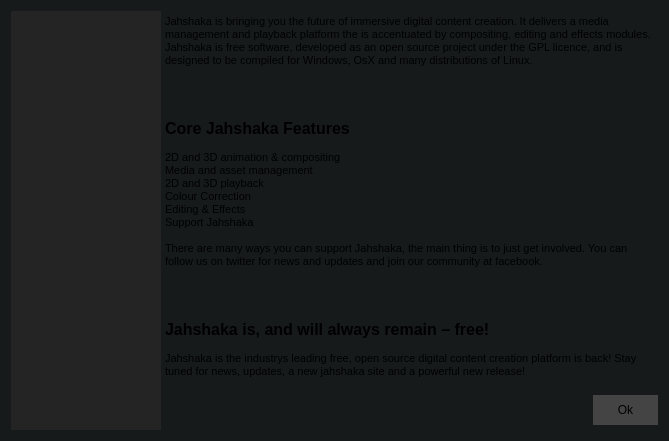
Above: src/dialogs/aboutdialog.ui from jahshaka/Studio before the change. Below: the same form after it.
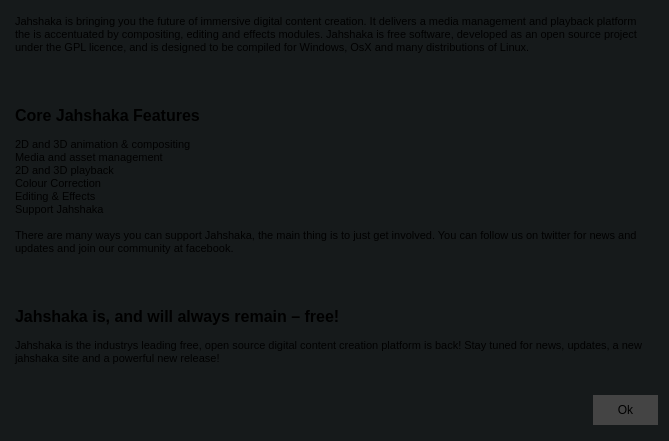
That is the form after the change. Icons and pictures are not drawn.

Patch:
```diff
--- a/src/dialogs/aboutdialog.ui
+++ b/src/dialogs/aboutdialog.ui
@@ -52,57 +52,6 @@
     <number>0</number>
    </property>
    <item row="0" column="0">
-    <widget class="QWidget" name="widget_3" native="true">
-     <property name="sizePolicy">
-      <sizepolicy hsizetype="Preferred" vsizetype="Preferred">
-       <horstretch>0</horstretch>
-       <verstretch>0</verstretch>
-      </sizepolicy>
-     </property>
-     <property name="minimumSize">
-      <size>
-       <width>150</width>
-       <height>0</height>
-      </size>
-     </property>
-     <layout class="QVBoxLayout" name="verticalLayout_2">
-      <property name="spacing">
-       <number>0</number>
-      </property>
-      <property name="leftMargin">
-       <number>0</number>
-      </property>
-      <property name="topMargin">
-       <number>0</number>
-      </property>
-      <property name="rightMargin">
-       <number>0</number>
-      </property>
-      <property name="bottomMargin">
-       <number>0</number>
-      </property>
-      <item>
-       <widget class="QLabel" name="label">
-        <property name="text">
-         <string/>
-        </property>
-        <property name="pixmap">
-         <pixmap resource="../../images.qrc">:/images/sidepanelimage.jpg</pixmap>
-        </property>
-        <property name="scaledContents">
-         <bool>true</bool>
-        </property>
-       </widget>
-      </item>
-     </layout>
-     <property name="styleSheet">
-      <string notr="true">background-color: rgb(36, 36, 36);
-background-image: url(:/images/sidepanelimage_info.jpg);
-background-repeat: no-repeat;</string>
-     </property>
-    </widget>
-   </item>
-   <item row="0" column="1">
     <widget class="QWidget" name="widget_4" native="true">
      <layout class="QGridLayout" name="gridLayout_2">
       <property name="leftMargin">
```
Left out of the diff: 3 changed lines with no effect on the pictures.
